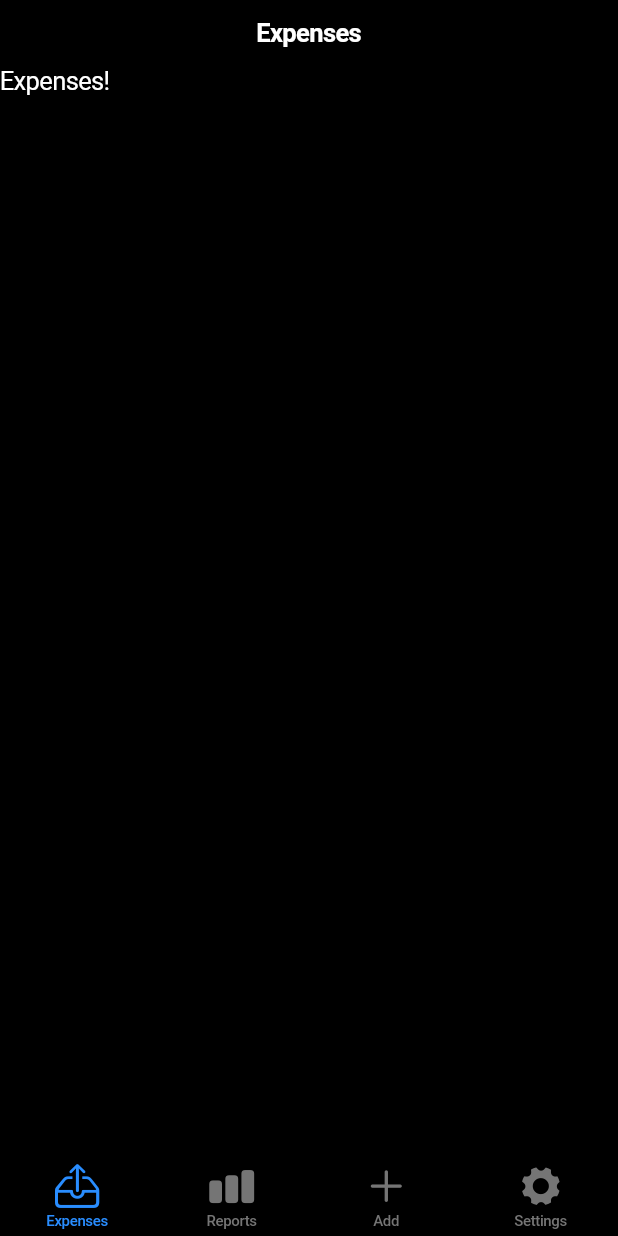
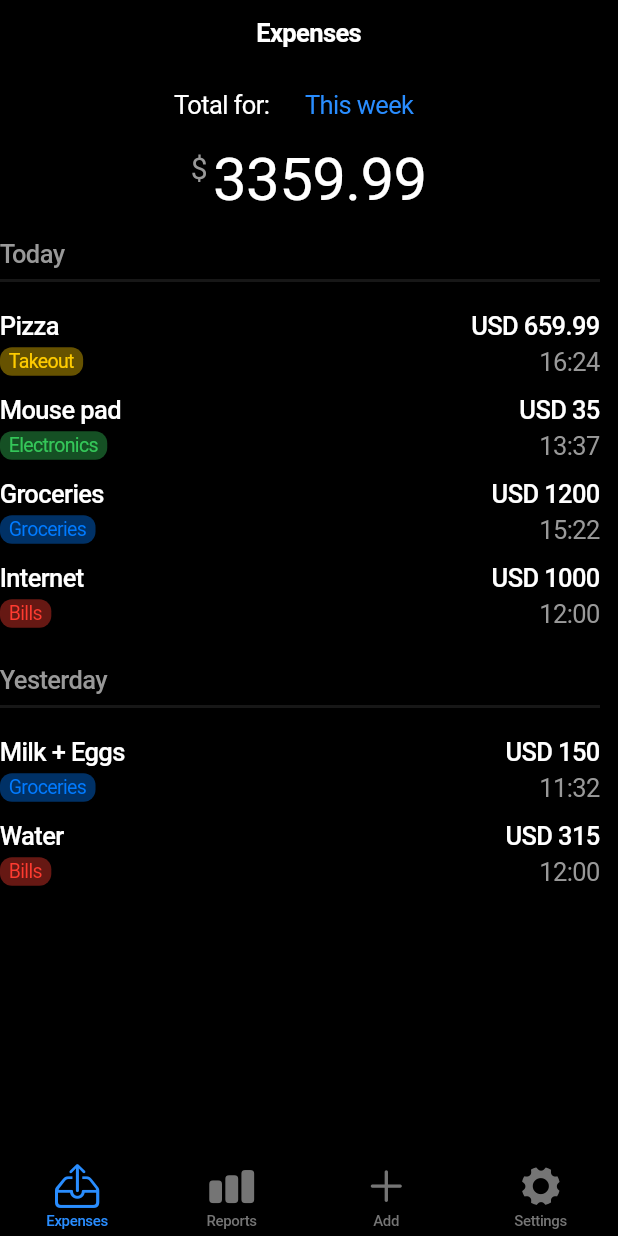
Before and after one commit to nikolovlazar/goodbyemoney-flutter, a Flutter app: the screen it shows after launch, on a phone screen of 412 x 824 dp. Run offline on Flutter 3.47's test engine with Material 2 defaults, Android fonts, the phone set to English and light mode, and no system bars; missing offline and left inert: flex_color_picker.

Commit message:
expenses screen done + add screen optimizations + a ton of extensions

```diff
--- /dev/null
+++ b/lib/components/category_badge.dart
@@ -0,0 +1,26 @@
+import 'package:flutter/material.dart';
+import 'package:goodbye_money/models/category.dart';
+
+class CategoryBadge extends StatelessWidget {
+  final Category category;
+
+  const CategoryBadge({super.key, required this.category});
+
+  @override
+  Widget build(BuildContext context) {
+    return Container(
+      padding: const EdgeInsets.fromLTRB(6, 2, 6, 2),
+      decoration: BoxDecoration(
+        color: category.color.withAlpha(102),
+        borderRadius: BorderRadius.circular(8),
+      ),
+      child: Text(
+        category.name,
+        style: TextStyle(
+          color: category.color,
+          fontSize: 13,
+        ),
+      ),
+    );
+  }
+}
--- /dev/null
+++ b/lib/components/day_expenses.dart
@@ -0,0 +1,49 @@
+import 'package:flutter/cupertino.dart';
+import 'package:flutter/material.dart';
+import 'package:goodbye_money/components/expense_row.dart';
+
+import 'package:goodbye_money/extensions/date_extensions.dart';
+import 'package:goodbye_money/models/expense.dart';
+
+class DayExpenses extends StatelessWidget {
+  final DateTime date;
+  final List<Expense> expenses;
+
+  const DayExpenses({
+    super.key,
+    required this.date,
+    required this.expenses,
+  });
+
+  @override
+  Widget build(BuildContext context) {
+    return Container(
+      margin: const EdgeInsets.only(bottom: 24),
+      child: Column(
+        crossAxisAlignment: CrossAxisAlignment.start,
+        children: [
+          Text(date.formattedDate,
+              style: const TextStyle(
+                color: CupertinoColors.inactiveGray,
+                fontWeight: FontWeight.w500,
+              )),
+          const Divider(
+            thickness: 2,
+            color: CupertinoColors.darkBackgroundGray,
+          ),
+          ListView(
+            shrinkWrap: true,
+            physics: const NeverScrollableScrollPhysics(),
+            children: expenses
+                .map((expense) => Container(
+                    margin: const EdgeInsets.only(top: 12),
+                    child: ExpenseRow(
+                      expense: expense,
+                    )))
+                .toList(),
+          ),
+        ],
+      ),
+    );
+  }
+}
--- /dev/null
+++ b/lib/components/expense_row.dart
@@ -0,0 +1,48 @@
+import 'package:flutter/cupertino.dart';
+
+import 'package:goodbye_money/components/category_badge.dart';
+import 'package:goodbye_money/extensions/date_extensions.dart';
+import 'package:goodbye_money/extensions/number_extensions.dart';
+import 'package:goodbye_money/models/expense.dart';
+
+class ExpenseRow extends StatelessWidget {
+  final Expense expense;
+
+  const ExpenseRow({super.key, required this.expense});
+
+  @override
+  Widget build(BuildContext context) {
+    return Column(
+      children: [
+        Row(
+          mainAxisAlignment: MainAxisAlignment.spaceBetween,
+          children: [
+            Text(expense.note ?? expense.category.name,
+                style: const TextStyle(
+                  fontWeight: FontWeight.w500,
+                  fontSize: 17,
+                )),
+            Text("USD ${expense.amount.removeDecimalZeroFormat()}",
+                style: const TextStyle(
+                  fontWeight: FontWeight.w500,
+                  fontSize: 17,
+                )),
+          ],
+        ),
+        Container(
+          margin: const EdgeInsets.only(top: 4),
+          child: Row(
+            mainAxisAlignment: MainAxisAlignment.spaceBetween,
+            children: [
+              CategoryBadge(category: expense.category),
+              Text(expense.date.time,
+                  style: const TextStyle(
+                    color: CupertinoColors.inactiveGray,
+                  )),
+            ],
+          ),
+        ),
+      ],
+    );
+  }
+}
--- /dev/null
+++ b/lib/components/expenses_list.dart
@@ -0,0 +1,49 @@
+import 'package:flutter/cupertino.dart';
+
+import 'package:goodbye_money/components/day_expenses.dart';
+import 'package:goodbye_money/extensions/date_extensions.dart';
+import 'package:goodbye_money/models/expense.dart';
+
+class ExpensesList extends StatelessWidget {
+  final List<Expense> expenses;
+
+  const ExpensesList({
+    super.key,
+    required this.expenses,
+  });
+
+  Map<DateTime, List<Expense>> _computeExpenses(List<Expense> expenses) {
+    Map<DateTime, List<Expense>> groups = {};
+    for (final Expense expense in expenses) {
+      final DateTime date = expense.date.simpleDate;
+      if (groups.containsKey(date)) {
+        groups[date]!.add(expense);
+      } else {
+        groups[date] = [expense];
+      }
+    }
+    return Map.fromEntries(groups.entries.toList()
+      ..sort((el1, el2) => el2.key.compareTo(el1.key)));
+  }
+
+  @override
+  Widget build(BuildContext context) {
+    var displayedExpenses = _computeExpenses(expenses);
+
+    return CupertinoScrollbar(
+      child: Container(
+        padding: const EdgeInsets.only(right: 12),
+        child: ListView.builder(
+          scrollDirection: Axis.vertical,
+          shrinkWrap: true,
+          itemCount: displayedExpenses.length,
+          itemBuilder: (context, index) {
+            final DateTime date = displayedExpenses.keys.elementAt(index);
+            final List<Expense> expenses = displayedExpenses[date]!;
+            return DayExpenses(date: date, expenses: expenses);
+          },
+        ),
+      ),
+    );
+  }
+}
--- /dev/null
+++ b/lib/constants.dart
@@ -0,0 +1 @@
+const double kItemExtent = 32.0;
--- /dev/null
+++ b/lib/extensions/date_extensions.dart
@@ -0,0 +1,47 @@
+import 'package:intl/intl.dart';
+
+extension DateExtensions on DateTime {
+  bool isSameDay(DateTime other) {
+    return year == other.year && month == other.month && day == other.day;
+  }
+
+  bool isToday() {
+    DateTime today = DateTime.now();
+    return today.year == year && today.month == month && today.day == day;
+  }
+
+  bool isYesterday() {
+    DateTime yesterday = DateTime.now().subtract(const Duration(days: 1));
+    return yesterday.year == year &&
+        yesterday.month == month &&
+        yesterday.day == day;
+  }
+
+  bool isBetween(DateTime startDate, DateTime endDate) {
+    return isAfter(startDate) && isBefore(endDate);
+  }
+
+  get formattedDate {
+    DateFormat format;
+    if (year != DateTime.now().year) {
+      format = DateFormat("E, d MMM yyyy");
+    } else if (isToday()) {
+      return "Today";
+    } else if (isYesterday()) {
+      return "Yesterday";
+    } else {
+      format = DateFormat("E, d MMM");
+    }
+
+    return format.format(this);
+  }
+
+  get simpleDate {
+    return DateTime(year, month, day);
+  }
+
+  get time {
+    DateFormat format = DateFormat("HH:mm");
+    return format.format(this);
+  }
+}
--- /dev/null
+++ b/lib/extensions/expenses_extensions.dart
@@ -0,0 +1,44 @@
+import 'package:goodbye_money/extensions/date_extensions.dart';
+import 'package:goodbye_money/models/expense.dart';
+import 'package:goodbye_money/types/period.dart';
+
+extension ExpensesExtension on List<Expense> {
+  List<Expense> filterByPeriod(Period period, int periodIndex) {
+    List<Expense> expenses = [];
+    DateTime startDate;
+    DateTime endDate;
+    DateTime now = DateTime.now();
+
+    switch (period) {
+      case Period.day:
+        startDate = endDate = now.subtract(Duration(days: periodIndex));
+        break;
+      case Period.week:
+        int diffSinceMonday = now.weekday;
+        startDate =
+            now.subtract(Duration(days: diffSinceMonday + 7 * periodIndex));
+        endDate = now.add(const Duration(days: 7));
+        break;
+      case Period.month:
+        startDate = DateTime(now.year, now.month, 1);
+        endDate = DateTime(now.year, now.month + 1, 0);
+        break;
+      case Period.year:
+        startDate = DateTime(now.year - 1, 1, 1);
+        endDate = DateTime(now.year, 12, 31);
+        break;
+    }
+
+    startDate =
+        DateTime(startDate.year, startDate.month, startDate.day, 0, 0, 0);
+    endDate = DateTime(endDate.year, endDate.month, endDate.day, 23, 59, 59);
+
+    forEach((element) {
+      if (element.date.isBetween(startDate, endDate)) {
+        expenses.add(element);
+      }
+    });
+
+    return expenses;
+  }
+}
--- /dev/null
+++ b/lib/extensions/number_extensions.dart
@@ -0,0 +1,5 @@
+extension DoubleExtensions on double {
+  String removeDecimalZeroFormat() {
+    return toStringAsFixed(truncateToDouble() == this ? 0 : 2);
+  }
+}
--- /dev/null
+++ b/lib/mock/mock_expenses.dart
@@ -0,0 +1,70 @@
+import 'package:flutter/cupertino.dart';
+
+import 'package:goodbye_money/models/category.dart';
+import 'package:goodbye_money/models/expense.dart';
+import 'package:goodbye_money/types/recurrence.dart';
+
+var now = DateTime.now();
+var yesterday = now.subtract(const Duration(days: 1));
+var eightDaysAgo = now.subtract(const Duration(days: 8));
+var lastYear = now.subtract(const Duration(days: 365));
+
+var mockExpenses = [
+  Expense(
+    amount: 659.99,
+    category: Category(name: "Takeout", color: CupertinoColors.systemYellow),
+    date: DateTime(now.year, now.month, now.day, 16, 24, 13),
+    note: "Pizza",
+  ),
+  Expense(
+    amount: 35,
+    category: Category(name: "Electronics", color: CupertinoColors.systemGreen),
+    date: DateTime(now.year, now.month, now.day, 13, 37, 24),
+    note: "Mouse pad",
+  ),
+  Expense(
+    amount: 1200,
+    category: Category(name: "Groceries", color: CupertinoColors.systemBlue),
+    date: DateTime(now.year, now.month, now.day, 15, 22, 38),
+  ),
+  Expense(
+    amount: 1000,
+    category: Category(name: "Bills", color: CupertinoColors.systemRed),
+    date: DateTime(now.year, now.month, now.day, 12, 00, 00),
+    note: "Internet",
+    recurrence: Recurrence.monthly,
+  ),
+  Expense(
+    amount: 150,
+    category: Category(name: "Groceries", color: CupertinoColors.systemBlue),
+    date: DateTime(yesterday.year, yesterday.month, yesterday.day, 11, 32, 07),
+    note: "Milk + Eggs",
+  ),
+  Expense(
+    amount: 315,
+    category: Category(name: "Bills", color: CupertinoColors.systemRed),
+    date: DateTime(yesterday.year, yesterday.month, yesterday.day, 12, 00, 00),
+    note: "Water",
+    recurrence: Recurrence.monthly,
+  ),
+  Expense(
+    amount: 119,
+    category: Category(name: "Electronics", color: CupertinoColors.systemGreen),
+    date: DateTime(
+        eightDaysAgo.year, eightDaysAgo.month, eightDaysAgo.day, 18, 52, 48),
+    note: "Magic mouse",
+  ),
+  Expense(
+    amount: 30,
+    category: Category(name: "Takeout", color: CupertinoColors.systemYellow),
+    date: DateTime(
+        eightDaysAgo.year, eightDaysAgo.month, eightDaysAgo.day, 21, 13, 22),
+    note: "Burgers",
+  ),
+  Expense(
+    amount: 30,
+    category: Category(name: "Takeout", color: CupertinoColors.systemYellow),
+    date: DateTime(lastYear.year, lastYear.month, lastYear.day, 21, 13, 22),
+    note: "Burgers",
+  )
+];
--- /dev/null
+++ b/lib/models/category.dart
@@ -0,0 +1,11 @@
+import 'dart:ui';
+
+class Category {
+  final String name;
+  final Color color;
+
+  Category({
+    required this.name,
+    required this.color,
+  });
+}
--- /dev/null
+++ b/lib/models/expense.dart
@@ -0,0 +1,39 @@
+import 'package:goodbye_money/extensions/date_extensions.dart';
+import 'package:goodbye_money/models/category.dart';
+import 'package:goodbye_money/types/recurrence.dart';
+
+import 'package:intl/intl.dart';
+
+class Expense {
+  final double amount;
+  final Category category;
+  final DateTime date;
+  final String? note;
+  final String recurrence;
+
+  Expense({
+    required this.amount,
+    required this.category,
+    required this.date,
+    this.note,
+    this.recurrence = Recurrence.none,
+  });
+
+  get dayInWeek {
+    DateFormat format = DateFormat("EEEE");
+    return format.format(date);
+  }
+
+  get dayInMonth {
+    return date.day;
+  }
+
+  get month {
+    DateFormat format = DateFormat("MMM");
+    return format.format(date);
+  }
+
+  get year {
+    return date.year;
+  }
+}
--- a/lib/pages/add.dart
+++ b/lib/pages/add.dart
@@ -1,13 +1,10 @@
 // ignore_for_file: library_private_types_in_public_api
-
-import 'dart:ui';
-
 import 'package:flutter/cupertino.dart';
+import 'package:goodbye_money/constants.dart';
+import 'package:goodbye_money/types/recurrence.dart';
 import 'package:goodbye_money/types/widgets.dart';
 
-const double _kItemExtent = 32.0;
-
-const recurrences = ["None", "Daily", "Weekly", "Monthly", "Yearly"];
+var recurrences = List.from(Recurrence.values);
 const categories = [
   "Food",
   "Transportation",
@@ -119,10 +116,12 @@ class _AddContentState extends State<AddContent> {
                     child: CupertinoButton(
                       onPressed: () => _showDialog(
                         CupertinoPicker(
+                          scrollController: FixedExtentScrollController(
+                              initialItem: _selectedRecurrenceIndex),
                           magnification: 1.22,
                           squeeze: 1.2,
                           useMagnifier: false,
-                          itemExtent: _kItemExtent,
+                          itemExtent: kItemExtent,
                           // This is called when selected item is changed.
                           onSelectedItemChanged: (int selectedItem) {
                             setState(() {
@@ -197,10 +196,12 @@ class _AddContentState extends State<AddContent> {
                     child: CupertinoButton(
                       onPressed: () => _showDialog(
                         CupertinoPicker(
+                          scrollController: FixedExtentScrollController(
+                              initialItem: _selectedCategoryIndex),
                           magnification: 1.22,
                           squeeze: 1.2,
                           useMagnifier: false,
-                          itemExtent: _kItemExtent,
+                          itemExtent: kItemExtent,
                           // This is called when selected item is changed.
                           onSelectedItemChanged: (int selectedItem) {
                             setState(() {
--- a/lib/pages/expenses.dart
+++ b/lib/pages/expenses.dart
@@ -1,12 +1,129 @@
-import 'package:flutter/material.dart';
+// ignore_for_file: library_private_types_in_public_api, depend_on_referenced_packages
+import 'package:flutter/cupertino.dart';
+import 'package:collection/collection.dart';
 
-import '../types/widgets.dart';
+import 'package:goodbye_money/components/expenses_list.dart';
+import 'package:goodbye_money/extensions/number_extensions.dart';
+import 'package:goodbye_money/extensions/expenses_extensions.dart';
+import 'package:goodbye_money/constants.dart';
+import 'package:goodbye_money/mock/mock_expenses.dart';
+import 'package:goodbye_money/models/expense.dart';
+import 'package:goodbye_money/types/period.dart';
+import 'package:goodbye_money/types/widgets.dart';
+
+const periods = [Period.day, Period.week, Period.month, Period.year];
 
 class Expenses extends WidgetWithTitle {
   const Expenses({super.key}) : super(title: "Expenses");
 
   @override
   Widget build(BuildContext context) {
-    return const Text("Expenses!");
+    return const ExpensesContent();
   }
 }
+
+class ExpensesContent extends StatefulWidget {
+  const ExpensesContent({super.key});
+
+  @override
+  _ExpensesContent createState() => _ExpensesContent();
+}
+
+class _ExpensesContent extends State<ExpensesContent> {
+  int _selectedPeriodIndex = 1;
+  Period get _selectedPeriod => periods[_selectedPeriodIndex];
+
+  List<Expense> get _expenses =>
+      mockExpenses.filterByPeriod(_selectedPeriod, 0);
+
+  double get _total => _expenses.map((expense) => expense.amount).sum;
+
+  @override
+  void initState() {
+    super.initState();
+  }
+
+  void _showDialog(Widget child) {
+    showCupertinoModalPopup<void>(
+      context: context,
+      builder: (BuildContext context) => Container(
+        height: 216,
+        padding: const EdgeInsets.only(top: 6.0),
+        // The Bottom margin is provided to align the popup above the system navigation bar.
+        margin: EdgeInsets.only(
+          bottom: MediaQuery.of(context).viewInsets.bottom,
+        ),
+        // Provide a background color for the popup.
+        color: CupertinoColors.systemBackground.resolveFrom(context),
+        // Use a SafeArea widget to avoid system overlaps.
+        child: SafeArea(
+          top: false,
+          child: child,
+        ),
+      ),
+    );
+  }
+
+  @override
+  Widget build(BuildContext context) {
+    return Column(
+      crossAxisAlignment: CrossAxisAlignment.center,
+      children: <Widget>[
+        Row(
+          mainAxisAlignment: MainAxisAlignment.center,
+          children: <Widget>[
+            const Text("Total for: "),
+            CupertinoButton(
+              onPressed: () => _showDialog(
+                CupertinoPicker(
+                  scrollController: FixedExtentScrollController(
+                      initialItem: _selectedPeriodIndex),
+                  magnification: 1.22,
+                  squeeze: 1.2,
+                  useMagnifier: false,
+                  itemExtent: kItemExtent,
+                  // This is called when selected item is changed.
+                  onSelectedItemChanged: (int selectedItem) {
+                    setState(() {
+                      _selectedPeriodIndex = selectedItem;
+                    });
+                  },
+                  children: List<Widget>.generate(periods.length, (int index) {
+                    return Center(
+                      child: Text(getPeriodName(periods[index])),
+                    );
+                  }),
+                ),
+              ),
+              child: Text(getPeriodName(_selectedPeriod)),
+            ),
+          ],
+        ),
+        Row(
+          mainAxisAlignment: MainAxisAlignment.center,
+          crossAxisAlignment: CrossAxisAlignment.start,
+          children: <Widget>[
+            Container(
+              margin: const EdgeInsets.fromLTRB(0, 4, 4, 0),
+              child: const Text("\$",
+                  style: TextStyle(
+                    fontSize: 20,
+                    color: CupertinoColors.inactiveGray,
+                  )),
+            ),
+            Text(_total.removeDecimalZeroFormat(),
+                style: const TextStyle(
+                  fontSize: 40,
+                )),
+          ],
+        ),
+        Expanded(
+          child: Container(
+            margin: const EdgeInsets.only(top: 16),
+            child: ExpensesList(expenses: _expenses),
+          ),
+        )
+      ],
+    );
+  }
+}
--- /dev/null
+++ b/lib/types/period.dart
@@ -0,0 +1,19 @@
+enum Period {
+  day,
+  week,
+  month,
+  year,
+}
+
+String getPeriodName(Period period) {
+  switch (period) {
+    case Period.day:
+      return "Today";
+    case Period.week:
+      return "This week";
+    case Period.month:
+      return "This month";
+    case Period.year:
+      return "This year";
+  }
+}
--- /dev/null
+++ b/lib/types/recurrence.dart
@@ -0,0 +1,8 @@
+abstract class Recurrence {
+  static const none = "None";
+  static const daily = "Daily";
+  static const weekly = "Weekly";
+  static const monthly = "Monthly";
+  static const yearly = "Yearly";
+  static const values = ["None", "Daily", "Weekly", "Monthly", "Yearly"];
+}
--- a/pubspec.yaml
+++ b/pubspec.yaml
@@ -36,6 +36,7 @@ dependencies:
   # Use with the CupertinoIcons class for iOS style icons.
   cupertino_icons: ^1.0.2
   flex_color_picker: ^2.6.1
+  intl: ^0.17.0
 
 dev_dependencies:
   flutter_test:
```
Also changed, not shown: pubspec.lock.
